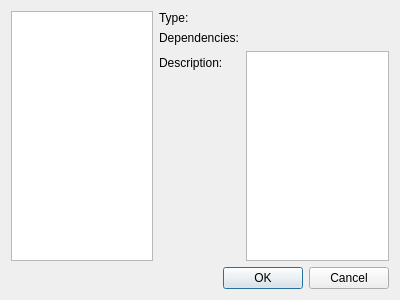
First picture: the form in src/pluginswindow.ui, repository opencor/opencor, before the edit.
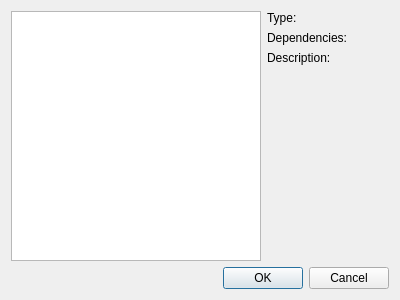
Second picture: the form after the edit.

Commit message: A bit more work on the plugins window.

What changed in the file:
```diff
--- a/src/pluginswindow.ui
+++ b/src/pluginswindow.ui
@@ -19,10 +19,11 @@
      <item>
       <widget class="QListView" name="listView"/>
      </item>
-     <item>
-      <layout class="QVBoxLayout" name="rightRerticalLayout">
        <item>
         <layout class="QFormLayout" name="detailsFormLayout">
+       <property name="fieldGrowthPolicy">
+        <enum>QFormLayout::AllNonFixedFieldsGrow</enum>
+       </property>
          <item row="0" column="0">
           <widget class="QLabel" name="typeLabel">
            <property name="text">
@@ -59,9 +60,27 @@
           </widget>
          </item>
          <item row="3" column="1">
-          <widget class="QTextBrowser" name="descriptionValue"/>
-         </item>
-        </layout>
+        <widget class="QLabel" name="descriptionValue">
+         <property name="text">
+          <string/>
+         </property>
+         <property name="wordWrap">
+          <bool>true</bool>
+         </property>
+        </widget>
+       </item>
+       <item row="4" column="1">
+        <spacer name="horizontalSpacer">
+         <property name="orientation">
+          <enum>Qt::Horizontal</enum>
+         </property>
+         <property name="sizeHint" stdset="0">
+          <size>
+           <width>40</width>
+           <height>20</height>
+          </size>
+         </property>
+        </spacer>
        </item>
       </layout>
      </item>
```
Left out of the diff: 6 changed lines with no effect on the pictures. Lines whose indentation alone changed are shown as unchanged. The commit also changes 1 other file.
